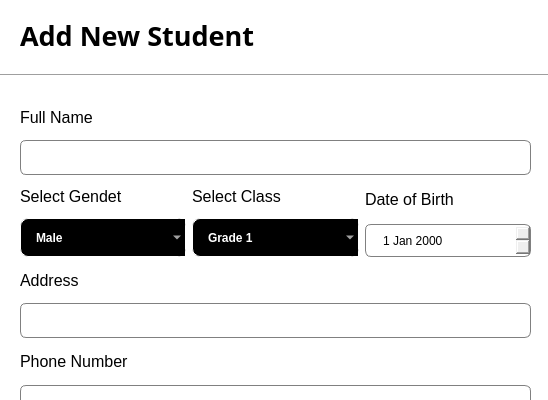
Qt form UI_files/studentDialog.ui (Diamondman51/students_management) before a commit; both pictures show x 0 to 548 and y 0 to 400 of the 548 by 584 pixel window.
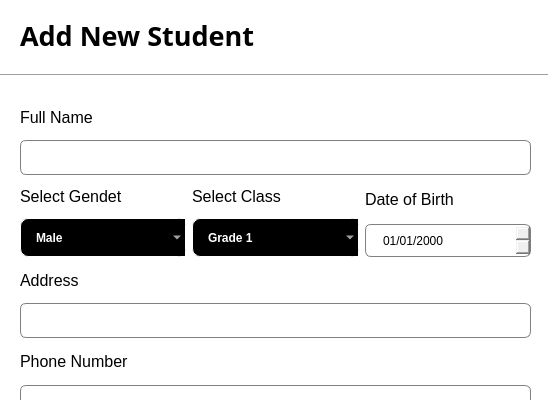
The same form after that commit.

Diff of the .ui file:
```diff
--- a/UI_files/studentDialog.ui
+++ b/UI_files/studentDialog.ui
@@ -248,7 +248,11 @@
          </widget>
         </item>
         <item>
-         <widget class="QDateEdit" name="dob_dateEdit"/>
+         <widget class="QDateEdit" name="dob_dateEdit">
+          <property name="displayFormat">
+           <string>dd/MM/yyyy</string>
+          </property>
+         </widget>
         </item>
        </layout>
       </item>
```
